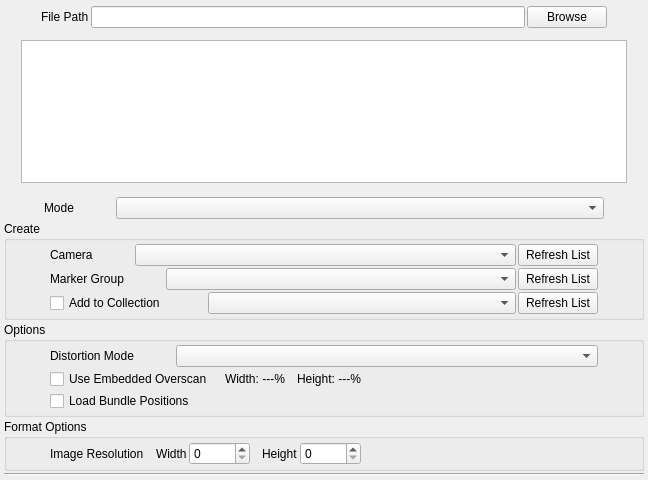
Above: python/mmSolver/tools/loadmarker/ui/loadmarker_layout.ui from david-cattermole/mayaMatchMoveSolver before the change. Below: the same form after it.
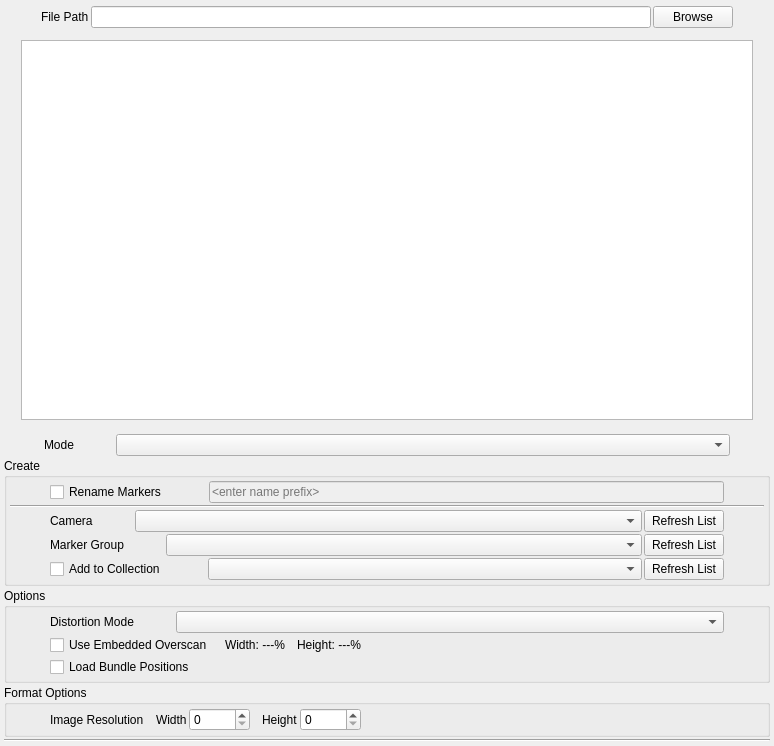
That is the form after the change.

Commit message:
Maya Load Markers - Rename Markers Option
This adds new UI widgets to the Load Markers tool to control the name
that markers will be renamed as.

This change also adds a User Preferences option to control the default
value.

Documentation has been updated too.

GitHub issue #274.

What changed in the file:
```diff
--- a/python/mmSolver/tools/loadmarker/ui/loadmarker_layout.ui
+++ b/python/mmSolver/tools/loadmarker/ui/loadmarker_layout.ui
@@ -6,8 +6,8 @@
    <rect>
     <x>0</x>
     <y>0</y>
-    <width>648</width>
-    <height>480</height>
+    <width>774</width>
+    <height>746</height>
    </rect>
   </property>
   <property name="windowTitle">
@@ -283,6 +283,82 @@
         <property name="bottomMargin">
          <number>3</number>
         </property>
+        <item>
+         <layout class="QHBoxLayout" name="renameMarkers_horizontalLayout">
+          <item>
+           <spacer name="horizontalSpacer_30">
+            <property name="orientation">
+             <enum>Qt::Horizontal</enum>
+            </property>
+            <property name="sizeType">
+             <enum>QSizePolicy::Minimum</enum>
+            </property>
+            <property name="sizeHint" stdset="0">
+             <size>
+              <width>40</width>
+              <height>20</height>
+             </size>
+            </property>
+           </spacer>
+          </item>
+          <item>
+           <widget class="QCheckBox" name="renameMarkers_checkBox">
+            <property name="text">
+             <string>Rename Markers</string>
+            </property>
+           </widget>
+          </item>
+          <item>
+           <spacer name="horizontalSpacer_31">
+            <property name="orientation">
+             <enum>Qt::Horizontal</enum>
+            </property>
+            <property name="sizeType">
+             <enum>QSizePolicy::Minimum</enum>
+            </property>
+            <property name="sizeHint" stdset="0">
+             <size>
+              <width>40</width>
+              <height>20</height>
+             </size>
+            </property>
+           </spacer>
+          </item>
+          <item>
+           <widget class="QLineEdit" name="renameMarkers_lineEdit">
+            <property name="enabled">
+             <bool>false</bool>
+            </property>
+            <property name="placeholderText">
+             <string>&lt;enter name prefix&gt;</string>
+            </property>
+           </widget>
+          </item>
+          <item>
+           <spacer name="horizontalSpacer_32">
+            <property name="orientation">
+             <enum>Qt::Horizontal</enum>
+            </property>
+            <property name="sizeType">
+             <enum>QSizePolicy::Preferred</enum>
+            </property>
+            <property name="sizeHint" stdset="0">
+             <size>
+              <width>40</width>
+              <height>20</height>
+             </size>
+            </property>
+           </spacer>
+          </item>
+         </layout>
+        </item>
+        <item>
+         <widget class="Line" name="line">
+          <property name="orientation">
+           <enum>Qt::Horizontal</enum>
+          </property>
+         </widget>
+        </item>
         <item>
          <layout class="QHBoxLayout" name="camera_horizontalLayout">
           <item>
```
Left out of the diff: 19 changed lines with no effect on the pictures. The commit also changes 12 other files.
